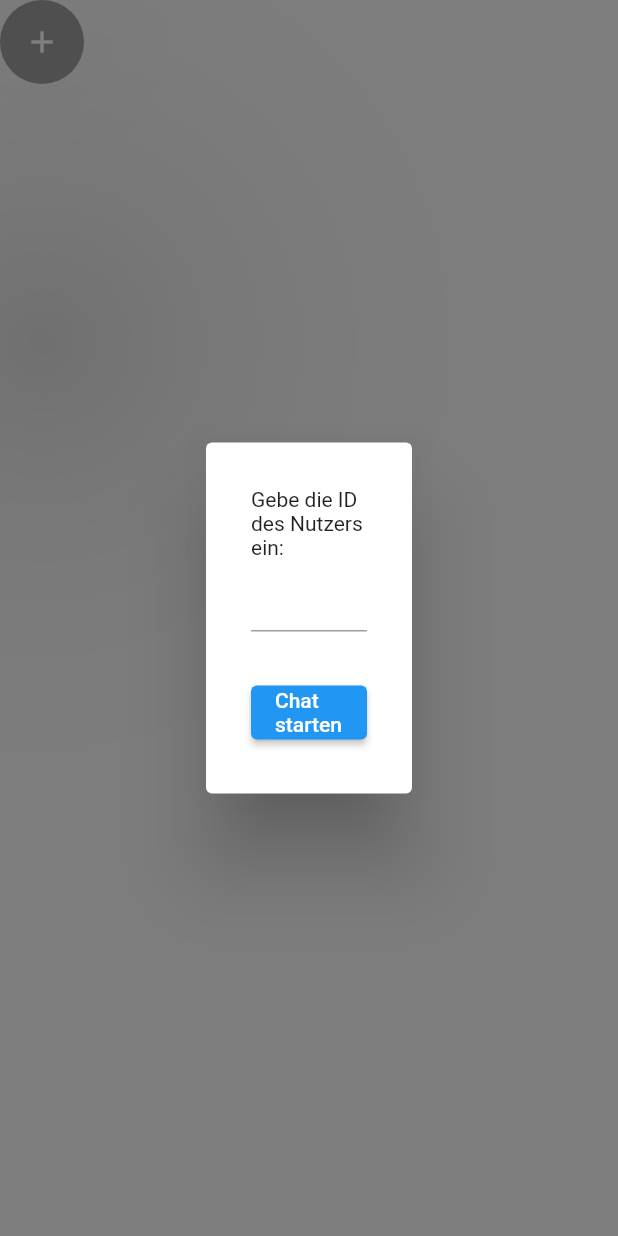
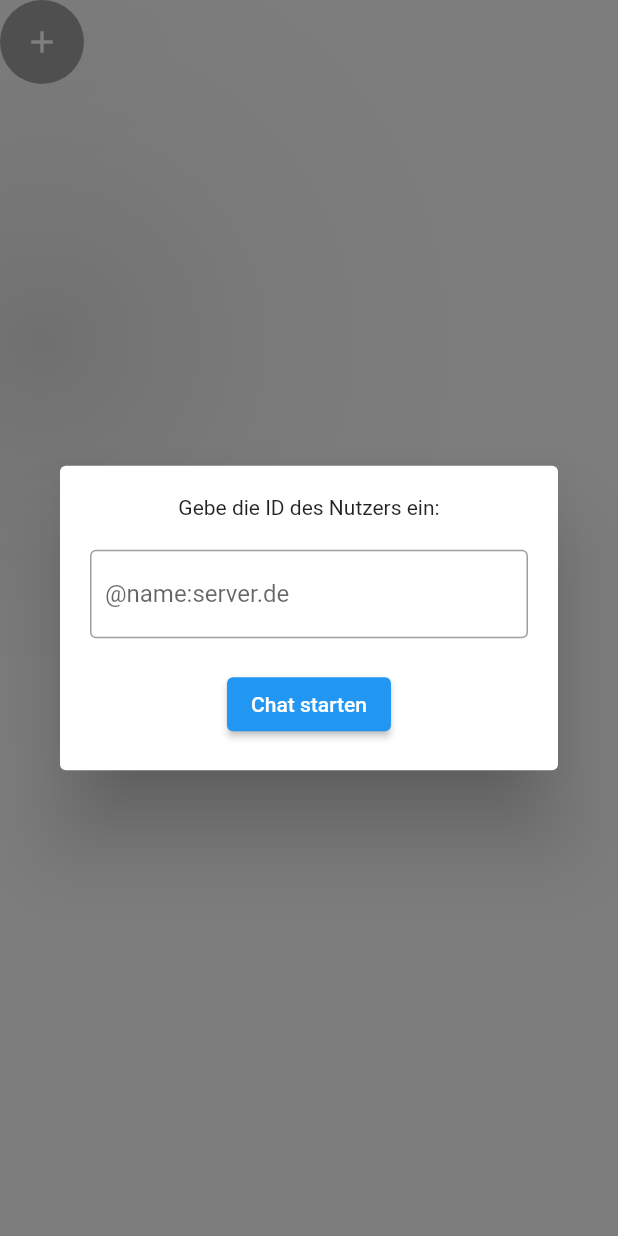
Before and after one commit to Jugendhackt/AlpakaChat, a Flutter app: the AddUser widget shown alone on an empty page, opened directly, after a tap on the "add" icon, on a phone screen of 412 x 824 dp. Run offline on Flutter 3.47's test engine with Material 2 defaults, Android fonts, the phone set to English and light mode, and no system bars; our stand-ins replace shared_preferences; missing offline and left inert: famedlysdk; accounts and stored records are empty.

```diff
--- a/lib/views/adduser.dart
+++ b/lib/views/adduser.dart
@@ -17,17 +17,25 @@ class AddUser extends StatelessWidget {
             barrierLabel: "",
             barrierDismissible: true,
             pageBuilder: (context, a, b) => Dialog(
-              insetPadding: EdgeInsets.fromLTRB(MediaQuery.of(context).size.width / 3, 10, MediaQuery.of(context).size.width / 3, 10),
+              //insetPadding: EdgeInsets.fromLTRB(MediaQuery.of(context).size.width / 3, 10, MediaQuery.of(context).size.width / 3, 10),
               child: Padding(
-                padding: EdgeInsets.all(30),
+                padding: EdgeInsets.all(20),
                 child: Column(
                   mainAxisSize: MainAxisSize.min,
                   children: [
                     Text("Gebe die ID des Nutzers ein:"),
+                    Container(height: 20),
                     TextField(
                       controller: _usernameController,
+                      autocorrect: false,
+                      obscureText: true,
+                      decoration: InputDecoration(
+                          hintText: "@name:server.de",
+                          contentPadding: EdgeInsets.symmetric(vertical: 20, horizontal: 10),
+                          border: OutlineInputBorder()
+                      ),
                     ),
-                    Container(height: 30),
+                    Container(height: 20),
                     ElevatedButton(
                         child: Text("Chat starten"),
                         onPressed: () async {
```
